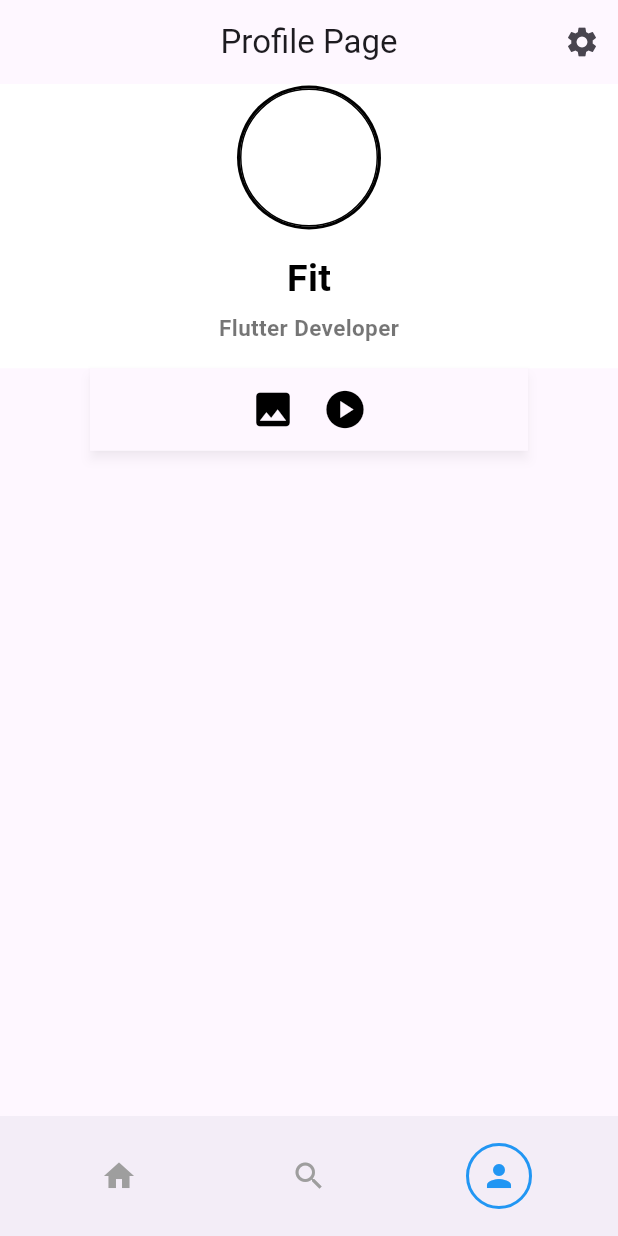
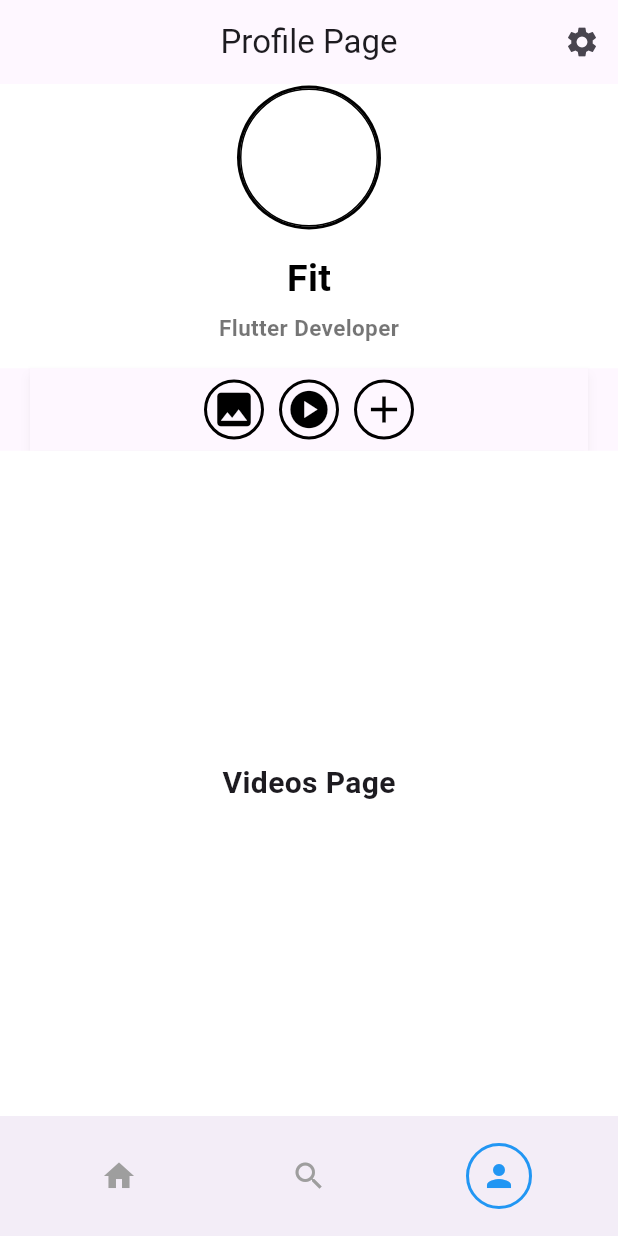
Before and after one commit to anwendungsprojektfom/anwendungsprojekt_fom, a Flutter app: the screen it shows after launch, item 3 of the bottom bar chosen, after a tap on the "play circle" icon, on a phone screen of 412 x 824 dp. Run offline on Flutter 3.47's test engine with Material 3 defaults, Android fonts, the phone set to English and light mode, and no system bars; our stand-ins replace cloud_firestore, firebase_auth, firebase_core, image_picker, logger, photo_view and 1 more; missing offline and left inert: stream_chat_flutter; accounts and stored records are empty.

Commit message:
create add button

```diff
--- a/sth_app/lib/pages/profilescreen/profilescreen.dart
+++ b/sth_app/lib/pages/profilescreen/profilescreen.dart
@@ -1,13 +1,13 @@
 import 'dart:io';
 import 'package:flutter/material.dart';
 import 'package:photo_view/photo_view.dart';
+import 'package:path_provider/path_provider.dart';
+import 'package:image_picker/image_picker.dart';
+import 'package:shared_preferences/shared_preferences.dart';
 import 'package:sth_app/technical/technical.dart';
-import 'package:shared_preferences/shared_preferences.dart';
 
-// Enum for different display modes
 enum DisplayMode { images, videos }
 
-// ProfileScreen widget that is a StatefulWidget
 class ProfileScreen extends StatefulWidget {
   const ProfileScreen({Key? key}) : super(key: key);
 
@@ -16,23 +16,11 @@ class ProfileScreen extends StatefulWidget {
 }
 
 File? _avatarImage;
+List<String> _imagePaths = [];
 
-// State class for ProfileScreen widget
 class _ProfileScreenState extends State<ProfileScreen> {
   // Variable to store the current display mode
   DisplayMode _displayMode = DisplayMode.images;
-
-  // List of image paths to display
-  final List<String> _imagePaths = [
-    "assets/profilescreenImages/image0.png",
-    "assets/profilescreenImages/image1.png",
-    "assets/profilescreenImages/image2.png",
-    "assets/profilescreenImages/image3.png",
-    "assets/profilescreenImages/image4.png",
-    "assets/profilescreenImages/image5.png",
-    "assets/profilescreenImages/image6.png",
-    "assets/profilescreenImages/image7.png",
-  ];
 
   // Function to open the gallery
   void _openGallery(int index) {
@@ -42,6 +30,12 @@ class _ProfileScreenState extends State<ProfileScreen> {
         builder: (context) => Scaffold(
           appBar: AppBar(
             title: const Text('Image'),
+            actions: [
+              IconButton(
+                icon: const Icon(Icons.delete),
+                onPressed: () => _deleteImage(index),
+              ),
+            ],
             leading: IconButton(
               icon: const Icon(Icons.close),
               onPressed: () {
@@ -51,13 +45,29 @@ class _ProfileScreenState extends State<ProfileScreen> {
           ),
           body: SizedBox.expand(
             child: PhotoView(
-              imageProvider: AssetImage(_imagePaths[index]),
+              imageProvider: FileImage(File(_imagePaths[index])),
               backgroundDecoration: const BoxDecoration(color: Colors.black),
             ),
           ),
         ),
       ),
     );
+  }
+
+  // Function to save image paths to local storage
+  Future<void> _saveImagePathsToLocalStorage() async {
+    final prefs = await SharedPreferences.getInstance();
+    prefs.setStringList('saved_image_paths', _imagePaths);
+  }
+
+  // Function to delete the selected image from the gallery view
+  void _deleteImage(int index) {
+    setState(() {
+      _imagePaths.removeAt(index);
+      _saveImagePathsToLocalStorage();
+    });
+
+    Navigator.pop(context);
   }
 
   // Function to load the avatar image from local storage
@@ -71,17 +81,37 @@ class _ProfileScreenState extends State<ProfileScreen> {
     }
   }
 
-  // Call _loadAvatarImage() in initState()
   @override
   void initState() {
     super.initState();
     _loadAvatarImage();
+    _loadImagesFromStorage();
+  }
+
+  // Function to save the image to a permanent location
+  Future<String> _saveImage(String imagePath) async {
+    final Directory appDir = await getApplicationDocumentsDirectory();
+    final String fileName = imagePath.split('/').last;
+    final String newPath = '${appDir.path}/$fileName';
+    await File(imagePath).copy(newPath);
+    return newPath;
+  }
+
+  // Function to load images from local storage
+  Future<void> _loadImagesFromStorage() async {
+    final prefs = await SharedPreferences.getInstance();
+    final List<String>? savedImagePaths = prefs.getStringList('saved_image_paths');
+    if (savedImagePaths != null && savedImagePaths.isNotEmpty) {
+      setState(() {
+        _imagePaths = savedImagePaths;
+      });
+    }
   }
 
   @override
   Widget build(BuildContext context) {
     Size size = MediaQuery.of(context).size;
-    List<String> itemsToDisplay = _displayMode == DisplayMode.images ? _imagePaths : [];
+    List<String> itemsToDisplay = _imagePaths;
     return Scaffold(
       appBar: const CustomAppBar(title: Text('Profile Page'), onBack: false, showChatIcon: false, showSettings: true),
       body: Stack(
@@ -132,7 +162,7 @@ class _ProfileScreenState extends State<ProfileScreen> {
                 ),
               ),
               Padding(
-                padding: const EdgeInsets.symmetric(horizontal: 60),
+                padding: const EdgeInsets.symmetric(horizontal: 20),
                 child: Material(
                   elevation: 3,
                   shadowColor: Colors.black26,
@@ -141,7 +171,18 @@ class _ProfileScreenState extends State<ProfileScreen> {
                     child: Row(
                       mainAxisAlignment: MainAxisAlignment.center,
                       children: [
-                        IconButton(
+                        Row(
+                          children: [
+                            Container(
+                              width: 40,
+                              height: 40,
+                              decoration: BoxDecoration(
+                                shape: BoxShape.circle,
+                                border: Border.all(color: Colors.black, width: 2),
+                              ),
+                              child: IconButton(
+                                padding: EdgeInsets.zero,
+                                alignment: Alignment.center,
                                 icon: const Icon(Icons.image, size: 30, color: Colors.black),
                                 onPressed: () {
                                   setState(() {
@@ -149,7 +190,18 @@ class _ProfileScreenState extends State<ProfileScreen> {
                                   });
                                 },
                               ),
-                        IconButton(
+                            ),
+                            const SizedBox(width: 10),
+                            Container(
+                              width: 40,
+                              height: 40,
+                              decoration: BoxDecoration(
+                                shape: BoxShape.circle,
+                                border: Border.all(color: Colors.black, width: 2),
+                              ),
+                              child: IconButton(
+                                padding: EdgeInsets.zero,
+                                alignment: Alignment.center,
                                 icon: const Icon(Icons.play_circle, size: 30, color: Colors.black),
                                 onPressed: () {
                                   setState(() {
@@ -157,11 +209,42 @@ class _ProfileScreenState extends State<ProfileScreen> {
                                   });
                                 },
                               ),
+                            ),
+                          ],
+                        ),
+                        const SizedBox(width: 10),
+                        Container(
+                          width: 40,
+                          height: 40,
+                          decoration: BoxDecoration(
+                            shape: BoxShape.circle,
+                            border: Border.all(color: Colors.black, width: 2),
+                          ),
+                          child: IconButton(
+                            padding: EdgeInsets.zero,
+                            alignment: Alignment.center,
+                            icon: const Icon(Icons.add, size: 30, color: Colors.black),
+                            onPressed: () async {
+                              final List<XFile> images = await ImagePicker().pickMultiImage();
+                              if (images.isNotEmpty) {
+                                for (XFile image in images) {
+                                  final String newPath = await _saveImage(image.path);
+                                  setState(() {
+                                    _imagePaths.insert(0, newPath); // Insert added image at first position
+                                    _saveImagePathsToLocalStorage();
+                                  });
+                                }
+                              }
+                            },
+                          ),
+                        ),
                       ],
                     ),
                   ),
                 ),
               ),
+              // Conditional display of images or an empty page
+              if (_displayMode == DisplayMode.images)
                 Expanded(
                   child: GridView.builder(
                     gridDelegate: const SliverGridDelegateWithFixedCrossAxisCount(
@@ -177,7 +260,7 @@ class _ProfileScreenState extends State<ProfileScreen> {
                           decoration: BoxDecoration(
                             borderRadius: BorderRadius.circular(10),
                             image: DecorationImage(
-                            image: AssetImage(itemsToDisplay[index]),
+                              image: FileImage(File(itemsToDisplay[index])),
                               fit: BoxFit.cover,
                             ),
                           ),
@@ -185,7 +268,20 @@ class _ProfileScreenState extends State<ProfileScreen> {
                       );
                     },
                   ),
-              )
+                ),
+              // Display of empty page for video mode
+              if (_displayMode == DisplayMode.videos)
+                Expanded(
+                  child: Container(
+                    color: Colors.white,
+                    child: const Center(
+                      child: Text(
+                        'Videos Page',
+                        style: TextStyle(fontSize: 20, fontWeight: FontWeight.bold),
+                      ),
+                    ),
+                  ),
+                ),
             ],
           )
         ],
```
Lines whose indentation alone changed are shown as unchanged.
